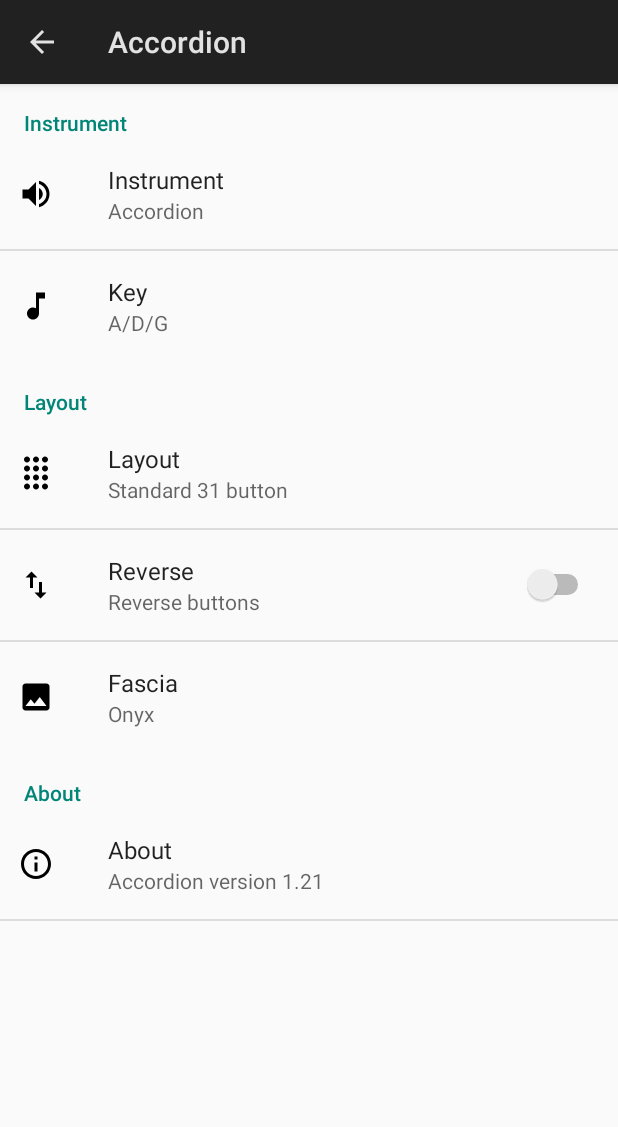
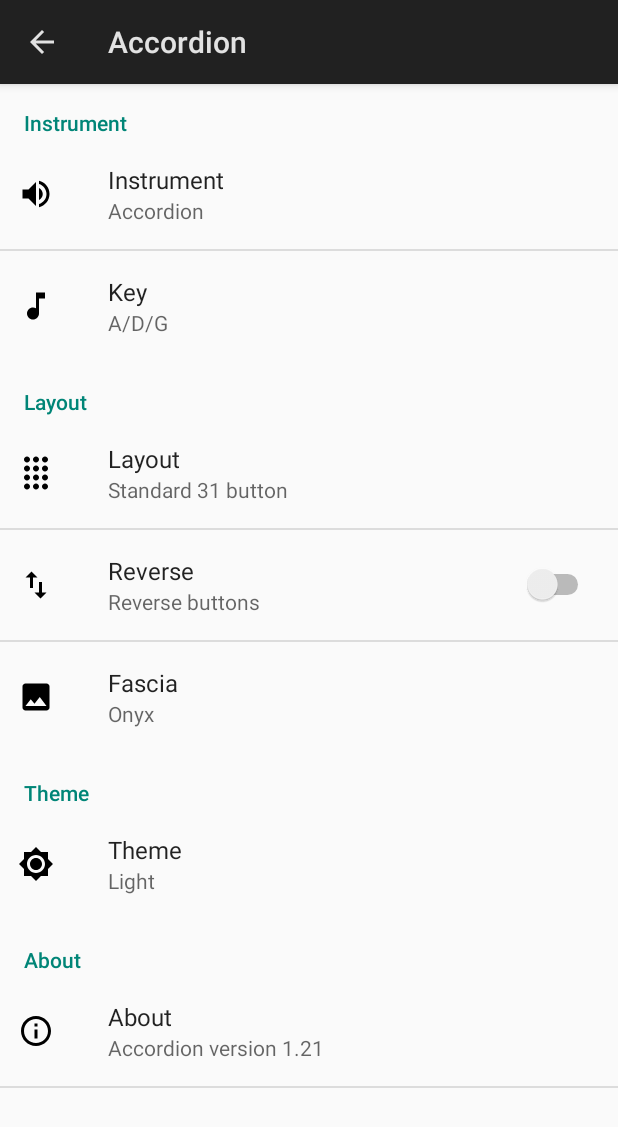
Before and after one commit to billthefarmer/accordion, an Android app: the SettingsActivity screen opened directly, with no data from a screen before it, on a phone screen of 412 x 824 dp. Shown: the top 1127 px of the screen. Run offline under Robolectric (Android 15) with nearby library versions, the phone set to English and light mode, and no system bars.

Commit message:
Update themes

```diff
--- a/src/main/java/org/billthefarmer/accordion/MainActivity.java
+++ b/src/main/java/org/billthefarmer/accordion/MainActivity.java
@@ -29,6 +29,7 @@ import android.app.Activity;
 import android.content.Intent;
 import android.content.SharedPreferences;
 import android.content.res.Resources;
+import android.content.res.Configuration;
 import android.os.Build;
 import android.os.Bundle;
 import android.preference.PreferenceManager;
@@ -55,6 +56,19 @@ public class MainActivity extends Activity
     MidiDriver.OnMidiStartListener
 {
     public final static String TAG = "Accordion";
+
+    // Preferences
+    public final static String PREF_INSTRUMENT = "pref_instrument";
+    public final static String PREF_REVERSE = "pref_reverse";
+    public final static String PREF_FASCIA = "pref_fascia";
+    public final static String PREF_LAYOUT = "pref_layout";
+    public final static String PREF_ABOUT = "pref_about";
+    public final static String PREF_THEME = "pref_theme";
+    public final static String PREF_KEY = "pref_key";
+
+    public static final int LIGHT  = 0;
+    public static final int DARK   = 1;
+    public static final int SYSTEM = 2;
 
     // Button ids
     private static final int buttons[][] =
@@ -333,13 +347,6 @@ public class MainActivity extends Activity
 
     public static final int VERSION_CODE_S_V2 = 32;
 
-    // Preferences
-    private final static String PREF_INSTRUMENT = "pref_instrument";
-    private final static String PREF_REVERSE = "pref_reverse";
-    private final static String PREF_LAYOUT = "pref_layout";
-    private final static String PREF_FASCIA = "pref_fascia";
-    private final static String PREF_KEY = "pref_key";
-
     // Layouts
     private final static int layouts[] =
     {
@@ -385,12 +392,15 @@ public class MainActivity extends Activity
     private boolean bellows = false;
     private boolean reverse = false;
 
+    // KeyType
+    private KeyType type;
+
     // Status
     private int instrument;
     private int volume;
     private int layout;
     private int fascia;
-    private KeyType type;
+    private int theme;
     private int key;
 
     // MidiDriver
@@ -409,6 +419,33 @@ public class MainActivity extends Activity
 
         // Get preferences
         getPreferences();
+
+        Configuration config = getResources().getConfiguration();
+        int night = config.uiMode & Configuration.UI_MODE_NIGHT_MASK;
+
+        switch (theme)
+        {
+        case LIGHT:
+            setTheme(R.style.AppTheme);
+            break;
+
+        case DARK:
+            setTheme(R.style.AppDarkTheme);
+            break;
+
+        case SYSTEM:
+            switch (night)
+            {
+            case Configuration.UI_MODE_NIGHT_NO:
+                setTheme(R.style.AppTheme);
+                break;
+
+            case Configuration.UI_MODE_NIGHT_YES:
+                setTheme(R.style.AppDarkTheme);
+                break;
+            }
+            break;
+        }
 
         // Set layout
         setContentView(layouts[layout]);
@@ -454,8 +491,14 @@ public class MainActivity extends Activity
     {
         super.onResume();
 
+        int last = theme;
+
         // Get preferences
         getPreferences();
+
+        // Recreate
+        if (last != theme && Build.VERSION.SDK_INT != Build.VERSION_CODES.M)
+            recreate();
 
         // Start midi
         if (midi != null)
@@ -693,6 +736,9 @@ public class MainActivity extends Activity
             if (view != null)
                 view.setBackgroundResource(fascias[fascia]);
         }
+
+        // Get theme
+        theme = Integer.parseInt(preferences.getString(PREF_THEME, "0"));
 
         // Get key
         key = Integer.parseInt(preferences.getString(PREF_KEY, "2"));
--- a/src/main/java/org/billthefarmer/accordion/SettingsActivity.java
+++ b/src/main/java/org/billthefarmer/accordion/SettingsActivity.java
@@ -25,7 +25,10 @@ package org.billthefarmer.accordion;
 
 import android.app.ActionBar;
 import android.app.Activity;
+import android.content.SharedPreferences;
+import android.content.res.Configuration;
 import android.os.Bundle;
+import android.preference.PreferenceManager;
 import android.view.MenuItem;
 
 // SettingsActivity
@@ -37,6 +40,40 @@ public class SettingsActivity extends Activity
     protected void onCreate(Bundle savedInstanceState)
     {
         super.onCreate(savedInstanceState);
+
+        // Get preferences
+        SharedPreferences preferences =
+            PreferenceManager.getDefaultSharedPreferences(this);
+
+        int theme = Integer.parseInt
+            (preferences.getString(MainActivity.PREF_THEME, "0"));
+
+        Configuration config = getResources().getConfiguration();
+        int night = config.uiMode & Configuration.UI_MODE_NIGHT_MASK;
+
+        switch (theme)
+        {
+        case MainActivity.LIGHT:
+            setTheme(R.style.AppTheme);
+            break;
+
+        case MainActivity.DARK:
+            setTheme(R.style.AppDarkTheme);
+            break;
+
+        case MainActivity.SYSTEM:
+            switch (night)
+            {
+            case Configuration.UI_MODE_NIGHT_NO:
+                setTheme(R.style.AppTheme);
+                break;
+
+            case Configuration.UI_MODE_NIGHT_YES:
+                setTheme(R.style.AppDarkTheme);
+                break;
+            }
+            break;
+        }
 
         // Display the fragment as the main content.
         getFragmentManager().beginTransaction()
--- a/src/main/java/org/billthefarmer/accordion/SettingsFragment.java
+++ b/src/main/java/org/billthefarmer/accordion/SettingsFragment.java
@@ -26,6 +26,7 @@ package org.billthefarmer.accordion;
 import android.app.ActionBar;
 import android.app.Dialog;
 import android.content.SharedPreferences;
+import android.os.Build;
 import android.os.Bundle;
 import android.preference.ListPreference;
 import android.preference.Preference;
@@ -37,12 +38,6 @@ import android.preference.PreferenceScreen;
 public class SettingsFragment extends android.preference.PreferenceFragment
     implements SharedPreferences.OnSharedPreferenceChangeListener
 {
-    private static final String KEY_PREF_INSTRUMENT = "pref_instrument";
-    private static final String KEY_PREF_LAYOUT = "pref_layout";
-    private static final String KEY_PREF_FASCIA = "pref_fascia";
-    private static final String KEY_PREF_ABOUT = "pref_about";
-    private static final String KEY_PREF_KEY = "pref_key";
-
     // onCreate
     @Override
     public void onCreate(Bundle savedInstanceState)
@@ -55,23 +50,28 @@ public class SettingsFragment extends android.preference.PreferenceFragment
         SharedPreferences preferences =
             PreferenceManager.getDefaultSharedPreferences(getActivity());
 
-        preferences.registerOnSharedPreferenceChangeListener(this);
-
-        ListPreference preference =
-            (ListPreference) findPreference(KEY_PREF_INSTRUMENT);
+        ListPreference preference = (ListPreference)
+            findPreference(MainActivity.PREF_INSTRUMENT);
         preference.setSummary(preference.getEntry());
 
-        preference = (ListPreference) findPreference(KEY_PREF_LAYOUT);
+        preference = (ListPreference)
+            findPreference(MainActivity.PREF_LAYOUT);
         preference.setSummary(preference.getEntry());
 
-        preference = (ListPreference) findPreference(KEY_PREF_KEY);
+        preference = (ListPreference)
+            findPreference(MainActivity.PREF_FASCIA);
         preference.setSummary(preference.getEntry());
 
-        preference = (ListPreference) findPreference(KEY_PREF_FASCIA);
+        preference = (ListPreference)
+            findPreference(MainActivity.PREF_THEME);
+        preference.setSummary(preference.getEntry());
+
+        preference = (ListPreference)
+            findPreference(MainActivity.PREF_KEY);
         preference.setSummary(preference.getEntry());
 
         // Get about summary
-        Preference about = findPreference(KEY_PREF_ABOUT);
+        Preference about = findPreference(MainActivity.PREF_ABOUT);
         String sum = about.getSummary().toString();
 
         // Set version in text view
@@ -79,7 +79,16 @@ public class SettingsFragment extends android.preference.PreferenceFragment
         about.setSummary(s);
     }
 
-    // onPause
+    // on Resume
+    @Override
+    public void onResume()
+    {
+        super.onResume();
+        getPreferenceScreen().getSharedPreferences()
+            .registerOnSharedPreferenceChangeListener(this);
+    }
+
+    // on Pause
     @Override
     public void onPause()
     {
@@ -114,13 +123,22 @@ public class SettingsFragment extends android.preference.PreferenceFragment
     public void onSharedPreferenceChanged(SharedPreferences preferences,
                                           String key)
     {
-        if (key.equals(KEY_PREF_INSTRUMENT) || key.equals(KEY_PREF_KEY) ||
-                key.equals(KEY_PREF_LAYOUT) || key.equals(KEY_PREF_FASCIA))
+        if (key.equals(MainActivity.PREF_INSTRUMENT) ||
+            key.equals(MainActivity.PREF_LAYOUT) ||
+            key.equals(MainActivity.PREF_FASCIA) ||
+            key.equals(MainActivity.PREF_THEME) ||
+            key.equals(MainActivity.PREF_KEY))
         {
             ListPreference preference = (ListPreference) findPreference(key);
 
             // Set summary to be the user-description for the selected value
             preference.setSummary(preference.getEntry());
         }
+
+        if (key.equals(MainActivity.PREF_THEME))
+        {
+            if (Build.VERSION.SDK_INT != Build.VERSION_CODES.M)
+                getActivity().recreate();
+        }
     }
 }
--- /dev/null
+++ b/src/main/res/drawable/ic_brightness_high_black_24dp.xml
@@ -0,0 +1,9 @@
+<vector xmlns:android="http://schemas.android.com/apk/res/android"
+        android:width="24dp"
+        android:height="24dp"
+        android:viewportWidth="24.0"
+        android:viewportHeight="24.0">
+    <path
+        android:fillColor="#FF000000"
+        android:pathData="M20,8.69L20,4h-4.69L12,0.69 8.69,4L4,4v4.69L0.69,12 4,15.31L4,20h4.69L12,23.31 15.31,20L20,20v-4.69L23.31,12 20,8.69zM12,18c-3.31,0 -6,-2.69 -6,-6s2.69,-6 6,-6 6,2.69 6,6 -2.69,6 -6,6zM12,8c-2.21,0 -4,1.79 -4,4s1.79,4 4,4 4,-1.79 4,-4 -1.79,-4 -4,-4z"/>
+</vector>
--- /dev/null
+++ b/src/main/res/drawable/ic_brightness_high_white_24dp.xml
@@ -0,0 +1,9 @@
+<vector xmlns:android="http://schemas.android.com/apk/res/android"
+        android:width="24dp"
+        android:height="24dp"
+        android:viewportWidth="24.0"
+        android:viewportHeight="24.0">
+    <path
+        android:fillColor="#FFFFFFFF"
+        android:pathData="M20,8.69L20,4h-4.69L12,0.69 8.69,4L4,4v4.69L0.69,12 4,15.31L4,20h4.69L12,23.31 15.31,20L20,20v-4.69L23.31,12 20,8.69zM12,18c-3.31,0 -6,-2.69 -6,-6s2.69,-6 6,-6 6,2.69 6,6 -2.69,6 -6,6zM12,8c-2.21,0 -4,1.79 -4,4s1.79,4 4,4 4,-1.79 4,-4 -1.79,-4 -4,-4z"/>
+</vector>
--- /dev/null
+++ b/src/main/res/drawable/ic_dialpad_white_24dp.xml
@@ -0,0 +1,9 @@
+<vector xmlns:android="http://schemas.android.com/apk/res/android"
+        android:width="24dp"
+        android:height="24dp"
+        android:viewportWidth="24.0"
+        android:viewportHeight="24.0">
+    <path
+        android:fillColor="#FFFFFFFF"
+        android:pathData="M6,19c-1.1,0 -2,0.9 -2,2s0.9,2 2,2 2,-0.9 2,-2 -0.9,-2 -2,-2zM12,19c-1.1,0 -2,0.9 -2,2s0.9,2 2,2 2,-0.9 2,-2 -0.9,-2 -2,-2zM18,19c-1.1,0 -2,0.9 -2,2s0.9,2 2,2 2,-0.9 2,-2 -0.9,-2 -2,-2zM6,1c-1.1,0 -2,0.9 -2,2s0.9,2 2,2 2,-0.9 2,-2 -0.9,-2 -2,-2zM6,7c-1.1,0 -2,0.9 -2,2s0.9,2 2,2 2,-0.9 2,-2 -0.9,-2 -2,-2zM6,13c-1.1,0 -2,0.9 -2,2s0.9,2 2,2 2,-0.9 2,-2 -0.9,-2 -2,-2zM18,5c1.1,0 2,-0.9 2,-2s-0.9,-2 -2,-2 -2,0.9 -2,2 0.9,2 2,2zM12,13c-1.1,0 -2,0.9 -2,2s0.9,2 2,2 2,-0.9 2,-2 -0.9,-2 -2,-2zM18,13c-1.1,0 -2,0.9 -2,2s0.9,2 2,2 2,-0.9 2,-2 -0.9,-2 -2,-2zM18,7c-1.1,0 -2,0.9 -2,2s0.9,2 2,2 2,-0.9 2,-2 -0.9,-2 -2,-2zM12,7c-1.1,0 -2,0.9 -2,2s0.9,2 2,2 2,-0.9 2,-2 -0.9,-2 -2,-2zM12,1c-1.1,0 -2,0.9 -2,2s0.9,2 2,2 2,-0.9 2,-2 -0.9,-2 -2,-2z"/>
+</vector>
--- /dev/null
+++ b/src/main/res/drawable/ic_image_white_24dp.xml
@@ -0,0 +1,9 @@
+<vector xmlns:android="http://schemas.android.com/apk/res/android"
+        android:width="24dp"
+        android:height="24dp"
+        android:viewportWidth="24.0"
+        android:viewportHeight="24.0">
+    <path
+        android:fillColor="#FFFFFFFF"
+        android:pathData="M21,19V5c0,-1.1 -0.9,-2 -2,-2H5c-1.1,0 -2,0.9 -2,2v14c0,1.1 0.9,2 2,2h14c1.1,0 2,-0.9 2,-2zM8.5,13.5l2.5,3.01L14.5,12l4.5,6H5l3.5,-4.5z"/>
+</vector>
--- /dev/null
+++ b/src/main/res/drawable/ic_info_outline_white_24dp.xml
@@ -0,0 +1,9 @@
+<vector xmlns:android="http://schemas.android.com/apk/res/android"
+        android:width="24dp"
+        android:height="24dp"
+        android:viewportWidth="24.0"
+        android:viewportHeight="24.0">
+    <path
+        android:fillColor="#FFFFFFFF"
+        android:pathData="M11,17h2v-6h-2v6zM12,2C6.48,2 2,6.48 2,12s4.48,10 10,10 10,-4.48 10,-10S17.52,2 12,2zM12,20c-4.41,0 -8,-3.59 -8,-8s3.59,-8 8,-8 8,3.59 8,8 -3.59,8 -8,8zM11,9h2L13,7h-2v2z"/>
+</vector>
--- /dev/null
+++ b/src/main/res/drawable/ic_music_note_white_24dp.xml
@@ -0,0 +1,9 @@
+<vector xmlns:android="http://schemas.android.com/apk/res/android"
+        android:width="24dp"
+        android:height="24dp"
+        android:viewportWidth="24.0"
+        android:viewportHeight="24.0">
+    <path
+        android:fillColor="#FFFFFFFF"
+        android:pathData="M12,3v10.55c-0.59,-0.34 -1.27,-0.55 -2,-0.55 -2.21,0 -4,1.79 -4,4s1.79,4 4,4 4,-1.79 4,-4V7h4V3h-6z"/>
+</vector>
--- /dev/null
+++ b/src/main/res/drawable/ic_swap_vert_white_24dp.xml
@@ -0,0 +1,9 @@
+<vector xmlns:android="http://schemas.android.com/apk/res/android"
+        android:width="24dp"
+        android:height="24dp"
+        android:viewportWidth="24.0"
+        android:viewportHeight="24.0">
+    <path
+        android:fillColor="#FFFFFFFF"
+        android:pathData="M16,17.01V10h-2v7.01h-3L15,21l4,-3.99h-3zM9,3L5,6.99h3V14h2V6.99h3L9,3z"/>
+</vector>
--- /dev/null
+++ b/src/main/res/drawable/ic_volume_up_white_24dp.xml
@@ -0,0 +1,9 @@
+<vector xmlns:android="http://schemas.android.com/apk/res/android"
+        android:width="24dp"
+        android:height="24dp"
+        android:viewportWidth="24.0"
+        android:viewportHeight="24.0">
+    <path
+        android:fillColor="#FFFFFFFF"
+        android:pathData="M3,9v6h4l5,5L12,4L7,9L3,9zM16.5,12c0,-1.77 -1.02,-3.29 -2.5,-4.03v8.05c1.48,-0.73 2.5,-2.25 2.5,-4.02zM14,3.23v2.06c2.89,0.86 5,3.54 5,6.71s-2.11,5.85 -5,6.71v2.06c4.01,-0.91 7,-4.49 7,-8.77s-2.99,-7.86 -7,-8.77z"/>
+</vector>
--- a/src/main/res/values/arrays.xml
+++ b/src/main/res/values/arrays.xml
@@ -328,4 +328,20 @@
 
   </string-array>
 
+  <string-array name="pref_theme_entries">
+
+    <item>Light</item>
+    <item>Dark</item>
+    <item>System</item>
+
+  </string-array>
+
+  <string-array name="pref_theme_entry_values">
+
+    <item>0</item>
+    <item>1</item>
+    <item>2</item>
+
+  </string-array>
+
 </resources>
--- /dev/null
+++ b/src/main/res/values/attrs.xml
@@ -0,0 +1,16 @@
+<?xml version="1.0" encoding="utf-8"?>
+<resources>
+
+  <declare-styleable name="Accordion">
+
+    <attr name="pref_about" format="reference" />
+    <attr name="pref_fascia" format="reference" />
+    <attr name="pref_instrument" format="reference" />
+    <attr name="pref_key" format="reference" />
+    <attr name="pref_layout" format="reference" />
+    <attr name="pref_reverse" format="reference" />
+    <attr name="pref_theme" format="reference" />
+
+  </declare-styleable>
+
+</resources>
--- a/src/main/res/values/strings.xml
+++ b/src/main/res/values/strings.xml
@@ -28,6 +28,9 @@
   <string name="pref_fascia">Fascia</string>
   <string name="pref_fascia_summ">%s</string>
 
+  <string name="theme">Theme</string>
+  <string name="pref_theme_summ">%s</string>
+
   <string name="pref_about">About</string>
   <string name="pref_about_summ">Accordion <a href="https://github.com/billthefarmer/accordion/releases/latest">version %s</a></string>
 
--- a/src/main/res/values/styles.xml
+++ b/src/main/res/values/styles.xml
@@ -14,12 +14,46 @@
     -->
   </style>
 
+  <style name="AppDarkBaseTheme" parent="android:Theme.Material">
+    <!--
+        Theme customizations available in newer API levels can go in
+        res/values-vXX/styles.xml, while customizations related to
+        backward-compatibility can go here.
+    -->
+  </style>
+
   <!-- Application theme. -->
   <style name="AppTheme" parent="AppBaseTheme">
     <!--
         All customizations that are NOT specific to a particular
         API-level can go here.
     -->
+
+    <item name="pref_about">@drawable/ic_info_outline_black_24dp</item>
+    <item name="pref_fascia">@drawable/ic_image_black_24dp</item>
+    <item name="pref_instrument">@drawable/ic_volume_up_black_24dp</item>
+    <item name="pref_key">@drawable/ic_music_note_black_24dp</item>
+    <item name="pref_layout">@drawable/ic_dialpad_black_24dp</item>
+    <item name="pref_reverse">@drawable/ic_swap_vert_black_24dp</item>
+    <item name="pref_theme">@drawable/ic_brightness_high_black_24dp</item>
+
+  </style>
+
+  <!-- Application theme. -->
+  <style name="AppDarkTheme" parent="AppDarkBaseTheme">
+    <!--
+        All customizations that are NOT specific to a particular
+        API-level can go here.
+    -->
+
+    <item name="pref_about">@drawable/ic_info_outline_white_24dp</item>
+    <item name="pref_fascia">@drawable/ic_image_white_24dp</item>
+    <item name="pref_instrument">@drawable/ic_volume_up_white_24dp</item>
+    <item name="pref_key">@drawable/ic_music_note_white_24dp</item>
+    <item name="pref_layout">@drawable/ic_dialpad_white_24dp</item>
+    <item name="pref_reverse">@drawable/ic_swap_vert_white_24dp</item>
+    <item name="pref_theme">@drawable/ic_brightness_high_white_24dp</item>
+
   </style>
 
 </resources>
--- a/src/main/res/xml/preferences.xml
+++ b/src/main/res/xml/preferences.xml
@@ -9,20 +9,20 @@
 
     <ListPreference
         android:defaultValue="@integer/def_instrument"
-        android:dialogIcon="@drawable/ic_volume_up_black_24dp"
+        android:dialogIcon="?attr/pref_instrument"
         android:entries="@array/pref_instrument_entries"
         android:entryValues="@array/pref_instrument_entry_values"
-        android:icon="@drawable/ic_volume_up_black_24dp"
+        android:icon="?attr/pref_instrument"
         android:key="pref_instrument"
         android:summary="@string/pref_instrument_summ"
         android:title="@string/pref_instrument" />
 
     <ListPreference
         android:defaultValue="@integer/def_key"
-        android:dialogIcon="@drawable/ic_music_note_black_24dp"
+        android:dialogIcon="?attr/pref_key"
         android:entries="@array/pref_key_entries"
         android:entryValues="@array/pref_key_entry_values"
-        android:icon="@drawable/ic_music_note_black_24dp"
+        android:icon="?attr/pref_key"
         android:key="pref_key"
         android:summary="@string/pref_key_summ"
         android:title="@string/pref_key" />
@@ -35,30 +35,46 @@
 
     <ListPreference
         android:defaultValue="@integer/def_layout"
-        android:dialogIcon="@drawable/ic_dialpad_black_24dp"
+        android:dialogIcon="?attr/pref_layout"
         android:entries="@array/pref_layout_entries"
         android:entryValues="@array/pref_layout_entry_values"
-        android:icon="@drawable/ic_dialpad_black_24dp"
+        android:icon="?attr/pref_layout"
         android:key="pref_layout"
         android:summary="@string/pref_layout_summ"
         android:title="@string/pref_layout" />
 
     <SwitchPreference
         android:defaultValue="false"
-        android:icon="@drawable/ic_swap_vert_black_24dp"
+        android:icon="?attr/pref_reverse"
         android:key="pref_reverse"
         android:summary="@string/pref_reverse_summ"
         android:title="@string/pref_reverse" />
 
     <ListPreference
         android:defaultValue="@integer/def_fascia"
-        android:dialogIcon="@drawable/ic_image_black_24dp"
+        android:dialogIcon="?attr/pref_fascia"
         android:entries="@array/pref_fascia_entries"
         android:entryValues="@array/pref_fascia_entry_values"
-        android:icon="@drawable/ic_image_black_24dp"
+        android:icon="?attr/pref_fascia"
         android:key="pref_fascia"
         android:summary="@string/pref_fascia_summ"
         android:title="@string/pref_fascia" />
+
+  </PreferenceCategory>
+
+  <PreferenceCategory
+      android:key="pref_theme_category"
+      android:title="@string/theme">
+
+    <ListPreference
+        android:defaultValue="0"
+        android:dialogIcon="?attr/pref_theme"
+        android:entries="@array/pref_theme_entries"
+        android:entryValues="@array/pref_theme_entry_values"
+        android:icon="?attr/pref_theme"
+        android:key="pref_theme"
+        android:summary="@string/pref_theme_summ"
+        android:title="@string/theme" />
 
   </PreferenceCategory>
 
@@ -67,9 +83,9 @@
       android:title="@string/pref_about">
 
     <org.billthefarmer.accordion.AboutPreference
-        android:dialogIcon="@drawable/ic_info_outline_black_24dp"
+        android:dialogIcon="?attr/pref_about"
         android:dialogLayout="@layout/about_dialog"
-        android:icon="@drawable/ic_info_outline_black_24dp"
+        android:icon="?attr/pref_about"
         android:key="pref_about"
         android:negativeButtonText=""
         android:summary="@string/pref_about_summ"
```
